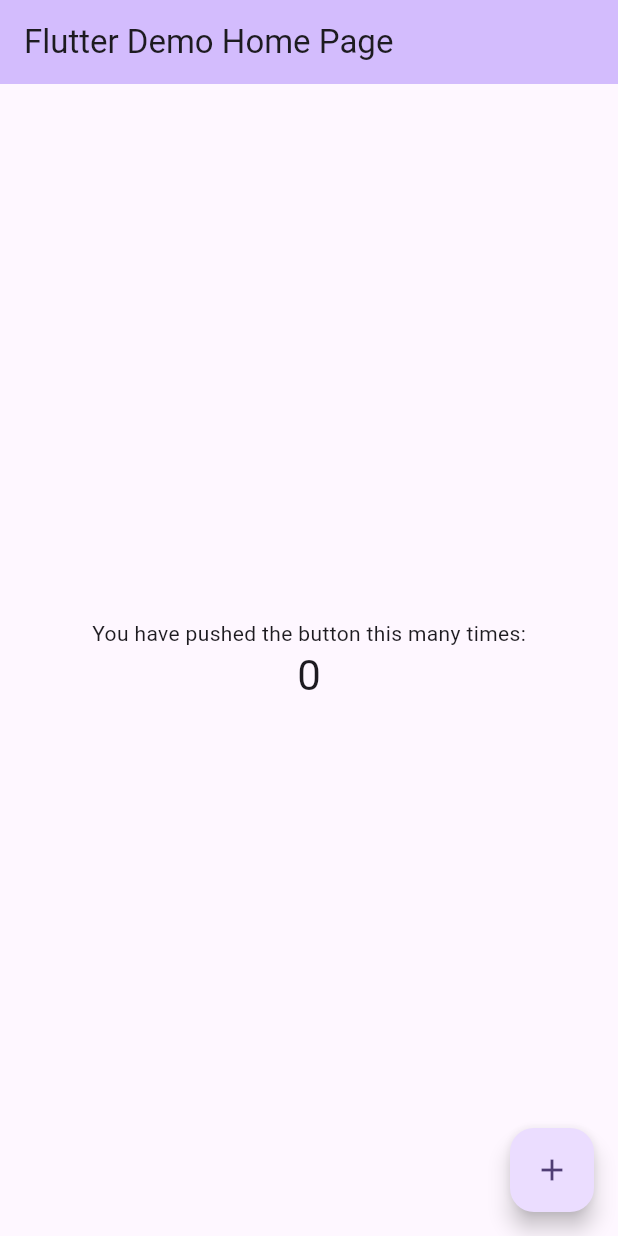
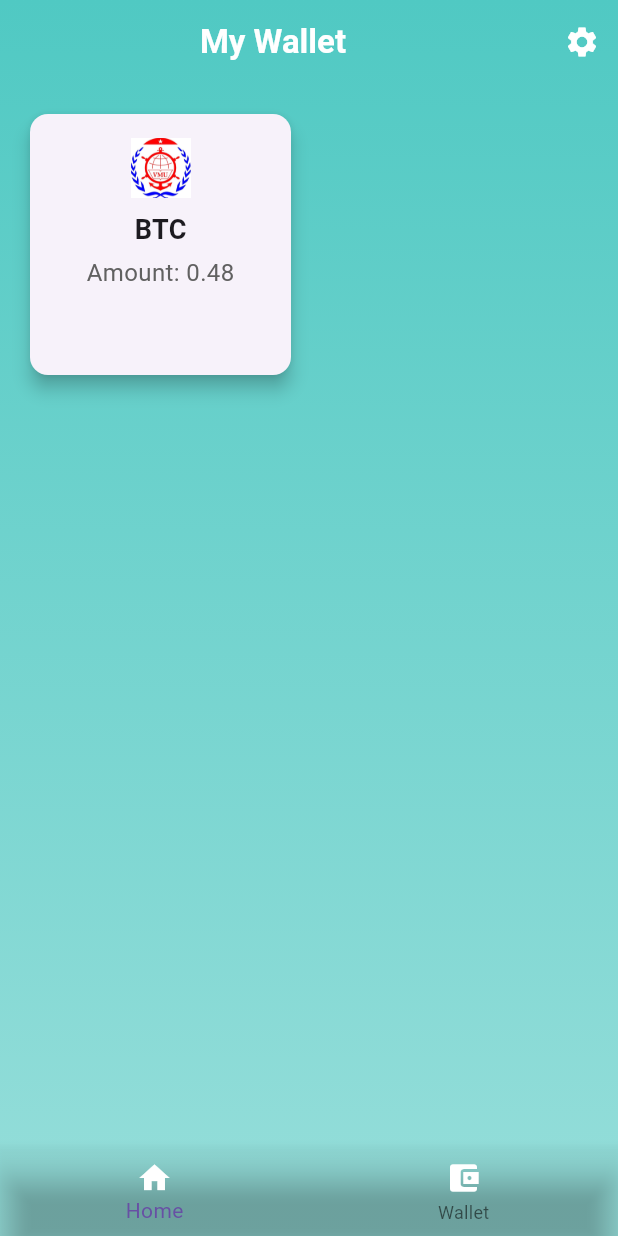
Before and after one commit to hieu92264/iot_flutter_app, a Flutter app: the screen it shows after launch, on a phone screen of 412 x 824 dp. Run offline on Flutter 3.47's test engine with Material 3 defaults, Android fonts, the light colour scheme and no system bars.

Commit message:
base screen

```diff
--- /dev/null
+++ b/lib/components/asset_card.dart
@@ -0,0 +1,39 @@
+import 'package:flutter/material.dart';
+
+class AssetCard extends StatelessWidget {
+  final String assetName;
+  final String amount;
+  final String assetIcon;
+
+  AssetCard(
+      {required this.assetName, required this.amount, required this.assetIcon});
+
+  @override
+  Widget build(BuildContext context) {
+    return Card(
+      shape: RoundedRectangleBorder(
+        borderRadius: BorderRadius.circular(12),
+      ),
+      elevation: 5,
+      child: Padding(
+        padding: EdgeInsets.all(16),
+        child: Column(
+          mainAxisSize: MainAxisSize.min,
+          children: [
+            Image.asset(assetIcon, width: 40, height: 40),
+            SizedBox(height: 8),
+            Text(
+              assetName,
+              style: TextStyle(fontSize: 18, fontWeight: FontWeight.bold),
+            ),
+            SizedBox(height: 4),
+            Text(
+              'Amount: $amount',
+              style: TextStyle(fontSize: 16, color: Colors.grey[700]),
+            ),
+          ],
+        ),
+      ),
+    );
+  }
+}
--- /dev/null
+++ b/lib/components/base_screen.dart
@@ -0,0 +1,41 @@
+import 'package:flutter/material.dart';
+import 'header_bar.dart'; // Import your header bar
+import 'footer_bar.dart'; // Import your footer bar
+
+class BaseScreen extends StatelessWidget {
+  final Widget child;
+
+  final String title;
+
+  // BaseScreen({required this.child});
+
+  BaseScreen({required this.title, required this.child});
+
+  @override
+  Widget build(BuildContext context) {
+    return Scaffold(
+      body: Container(
+        decoration: const BoxDecoration(
+          gradient: LinearGradient(
+            begin: Alignment.topCenter,
+            end: Alignment.bottomCenter,
+            colors: [
+              Color(0xFF50C9C3), // Light gradient color
+              Color(0xFF96DEDA), // Dark gradient color
+            ],
+          ),
+        ),
+        child: Column(
+          children: [
+            HeaderBar(
+              title: title,
+              isBackButtonVisible: false,
+            ), // Custom header widget
+            Expanded(child: child), // Place the content of the screen
+            FooterBar(), // Custom footer widget
+          ],
+        ),
+      ),
+    );
+  }
+}
--- /dev/null
+++ b/lib/components/footer_bar.dart
@@ -0,0 +1,20 @@
+import 'package:flutter/material.dart';
+
+class FooterBar extends StatelessWidget {
+  @override
+  Widget build(BuildContext context) {
+    return BottomNavigationBar(
+      backgroundColor: Colors.transparent,
+      items: [
+        BottomNavigationBarItem(
+          icon: Icon(Icons.home, color: Colors.white),
+          label: 'Home',
+        ),
+        BottomNavigationBarItem(
+          icon: Icon(Icons.account_balance_wallet, color: Colors.white),
+          label: 'Wallet',
+        ),
+      ],
+    );
+  }
+}
--- /dev/null
+++ b/lib/components/header_bar.dart
@@ -0,0 +1,77 @@
+// import 'package:flutter/material.dart';
+
+// class HeaderBar extends StatelessWidget {
+//   @override
+//   Widget build(BuildContext context) {
+//     return Container(
+//       padding: EdgeInsets.all(16),
+//       child: Column(
+//         crossAxisAlignment: CrossAxisAlignment.start,
+//         children: [
+//           Text(
+//             'Total Balance (USD)',
+//             style: TextStyle(color: Colors.white, fontSize: 18),
+//           ),
+//           Text(
+//             '\$42,296.21',
+//             style: TextStyle(
+//               color: Colors.white,
+//               fontSize: 32,
+//               fontWeight: FontWeight.bold,
+//             ),
+//           ),
+//           Text(
+//             '+8.82% (+\$70)',
+//             style: TextStyle(color: Colors.greenAccent, fontSize: 16),
+//           ),
+//         ],
+//       ),
+//     );
+//   }
+// }
+
+import 'package:flutter/material.dart';
+
+class HeaderBar extends StatelessWidget implements PreferredSizeWidget {
+  final String title;
+  final bool isBackButtonVisible;
+
+  HeaderBar({required this.title, required this.isBackButtonVisible});
+
+  @override
+  Widget build(BuildContext context) {
+    return AppBar(
+      backgroundColor: Colors.transparent,
+      elevation: 0,
+      leading: isBackButtonVisible
+          ? IconButton(
+              icon: Icon(Icons.arrow_back, color: Colors.white),
+              onPressed: () {
+                Navigator.of(context).pop(); // Quay lại màn hình trước
+              },
+            )
+          : null,
+      title: Center(
+        child: Text(
+          title,
+          style: const TextStyle(
+            color: Colors.white,
+            fontSize: 22,
+            fontWeight: FontWeight.bold,
+          ),
+        ),
+      ),
+      actions: [
+        IconButton(
+          icon: Icon(Icons.settings, color: Colors.white),
+          onPressed: () {
+            // Xử lý hành động cài đặt ở đây
+          },
+        ),
+      ],
+    );
+  }
+
+  @override
+  Size get preferredSize => Size.fromHeight(kToolbarHeight);
+}
--- a/lib/main.dart
+++ b/lib/main.dart
@@ -1,125 +1,47 @@
 import 'package:flutter/material.dart';
+import 'components/base_screen.dart';
+import 'components/asset_card.dart';
 
 void main() {
-  runApp(const MyApp());
+  runApp(MyApp());
 }
 
 class MyApp extends StatelessWidget {
-  const MyApp({super.key});
-
-  // This widget is the root of your application.
   @override
   Widget build(BuildContext context) {
     return MaterialApp(
-      title: 'Flutter Demo',
-      theme: ThemeData(
-        // This is the theme of your application.
-        //
-        // TRY THIS: Try running your application with "flutter run". You'll see
-        // the application has a purple toolbar. Then, without quitting the app,
-        // try changing the seedColor in the colorScheme below to Colors.green
-        // and then invoke "hot reload" (save your changes or press the "hot
-        // reload" button in a Flutter-supported IDE, or press "r" if you used
-        // the command line to start the app).
-        //
-        // Notice that the counter didn't reset back to zero; the application
-        // state is not lost during the reload. To reset the state, use hot
-        // restart instead.
-        //
-        // This works for code too, not just values: Most code changes can be
-        // tested with just a hot reload.
-        colorScheme: ColorScheme.fromSeed(seedColor: Colors.deepPurple),
-        useMaterial3: true,
-      ),
-      home: const MyHomePage(title: 'Flutter Demo Home Page'),
+      home: MainScreen(),
     );
   }
 }
 
-class MyHomePage extends StatefulWidget {
-  const MyHomePage({super.key, required this.title});
-
-  // This widget is the home page of your application. It is stateful, meaning
-  // that it has a State object (defined below) that contains fields that affect
-  // how it looks.
-
-  // This class is the configuration for the state. It holds the values (in this
-  // case the title) provided by the parent (in this case the App widget) and
-  // used by the build method of the State. Fields in a Widget subclass are
-  // always marked "final".
-
-  final String title;
-
-  @override
-  State<MyHomePage> createState() => _MyHomePageState();
-}
-
-class _MyHomePageState extends State<MyHomePage> {
-  int _counter = 0;
-
-  void _incrementCounter() {
-    setState(() {
-      // This call to setState tells the Flutter framework that something has
-      // changed in this State, which causes it to rerun the build method below
-      // so that the display can reflect the updated values. If we changed
-      // _counter without calling setState(), then the build method would not be
-      // called again, and so nothing would appear to happen.
-      _counter++;
-    });
-  }
-
+class MainScreen extends StatelessWidget {
   @override
   Widget build(BuildContext context) {
-    // This method is rerun every time setState is called, for instance as done
-    // by the _incrementCounter method above.
-    //
-    // The Flutter framework has been optimized to make rerunning build methods
-    // fast, so that you can just rebuild anything that needs updating rather
-    // than having to individually change instances of widgets.
-    return Scaffold(
-      appBar: AppBar(
-        // TRY THIS: Try changing the color here to a specific color (to
-        // Colors.amber, perhaps?) and trigger a hot reload to see the AppBar
-        // change color while the other colors stay the same.
-        backgroundColor: Theme.of(context).colorScheme.inversePrimary,
-        // Here we take the value from the MyHomePage object that was created by
-        // the App.build method, and use it to set our appbar title.
-        title: Text(widget.title),
-      ),
-      body: Center(
-        // Center is a layout widget. It takes a single child and positions it
-        // in the middle of the parent.
-        child: Column(
-          // Column is also a layout widget. It takes a list of children and
-          // arranges them vertically. By default, it sizes itself to fit its
-          // children horizontally, and tries to be as tall as its parent.
-          //
-          // Column has various properties to control how it sizes itself and
-          // how it positions its children. Here we use mainAxisAlignment to
-          // center the children vertically; the main axis here is the vertical
-          // axis because Columns are vertical (the cross axis would be
-          // horizontal).
-          //
-          // TRY THIS: Invoke "debug painting" (choose the "Toggle Debug Paint"
-          // action in the IDE, or press "p" in the console), to see the
-          // wireframe for each widget.
-          mainAxisAlignment: MainAxisAlignment.center,
-          children: <Widget>[
-            const Text(
-              'You have pushed the button this many times:',
-            ),
-            Text(
-              '$_counter',
-              style: Theme.of(context).textTheme.headlineMedium,
-            ),
+    return BaseScreen(
+      title: 'My Wallet',
+      child: Padding(
+        padding: EdgeInsets.all(16),
+        child: GridView.count(
+          crossAxisCount: 2,
+          mainAxisSpacing: 16,
+          crossAxisSpacing: 16,
+          children: [
+            AssetCard(
+                assetName: 'BTC',
+                amount: '0.48',
+                assetIcon: 'assets/logo_vmu.png'),
+            // AssetCard(
+            //     assetName: 'LTC', amount: '5.08', assetIcon: 'assets/ltc.png'),
+            // AssetCard(
+            //     assetName: 'SOL', amount: '0.02', assetIcon: 'assets/sol.png'),
+            // AssetCard(
+            //     assetName: 'MATIC',
+            //     amount: '2.54',
+            //     assetIcon: 'assets/matic.png'),
           ],
         ),
       ),
-      floatingActionButton: FloatingActionButton(
-        onPressed: _incrementCounter,
-        tooltip: 'Increment',
-        child: const Icon(Icons.add),
-      ), // This trailing comma makes auto-formatting nicer for build methods.
     );
   }
 }
--- /dev/null
+++ b/lib/utils/app_colors.dart
@@ -0,0 +1,19 @@
+import 'package:flutter/material.dart';
+
+class AppColors {
+  static const Color backgroundStart =
+      Color(0xFF50C9C3); // Màu sáng cho gradient
+  static const Color backgroundEnd = Color(0xFF96DEDA); // Màu tối cho gradient
+
+  static const Color textWhite = Colors.white;
+  static const Color textGreenAccent =
+      Color(0xFF00FF00); // Màu xanh lá cây cho phần trăm tăng
+  static const Color textRed = Color(0xFFE53935); // Màu đỏ cho phần trăm giảm
+
+  static const Color cardBackground = Color(0xFFEEF5F9); // Màu nền cho thẻ
+
+  static const Color buttonSell = Color(0xFFB00020); // Màu cho nút Bán
+  static const Color buttonBuy = Color(0xFF00C853); // Màu cho nút Mua
+
+  // Thêm màu sắc khác nếu cần
+}
```
Also changed, not shown: pubspec.yaml (+3 -5 lines), assets/logo_vmu.png (added), 1 other file.
